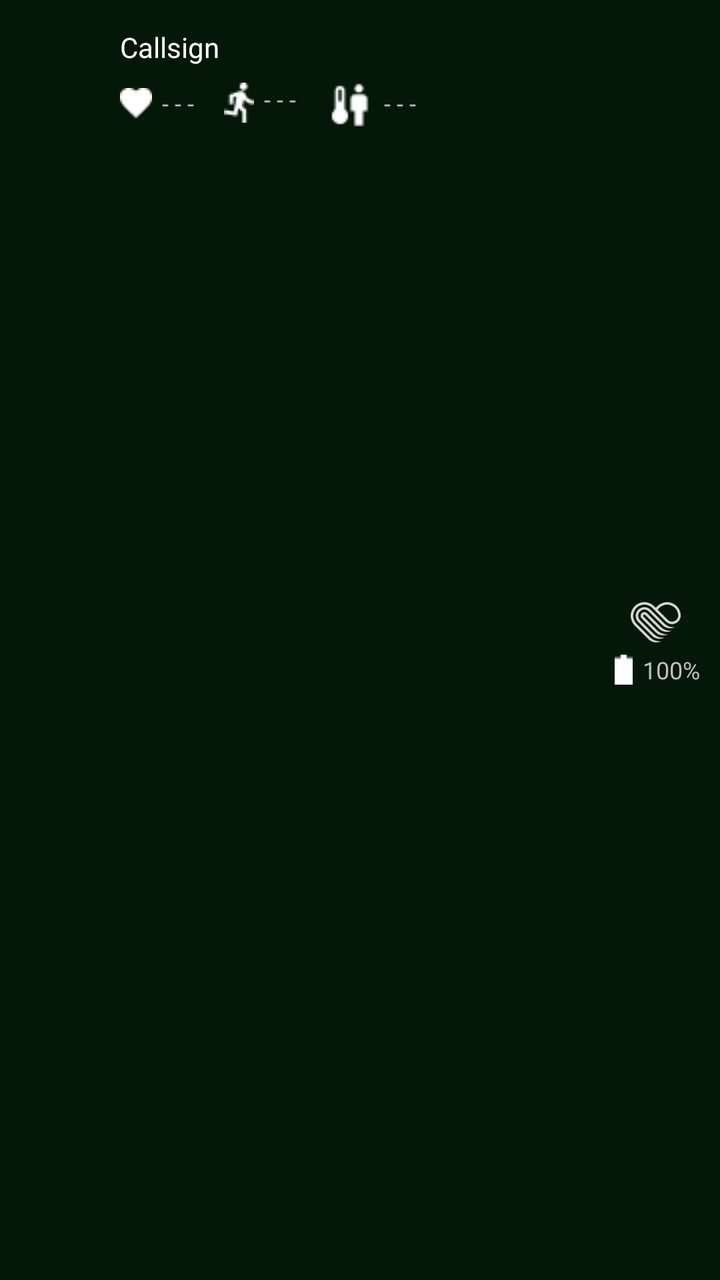
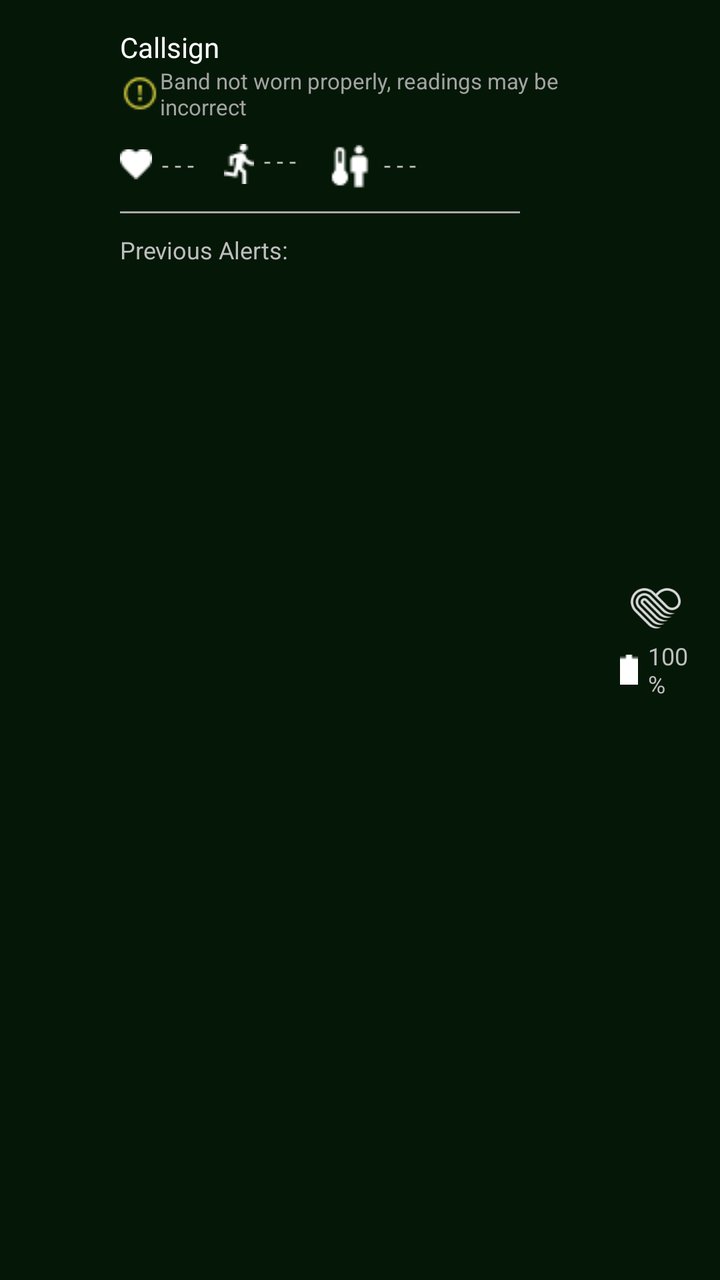

An Android layout rendered at two revisions. The XML below is the earlier revision; the diff shows what the commit changed to produce the second picture.
<!-- AndroidManifest.xml: application theme AppTheme -->
<!-- res/layout/custom_group_view.xml -->
<?xml version="1.0" encoding="utf-8"?>
<LinearLayout
    xmlns:android="http://schemas.android.com/apk/res/android"
    xmlns:tools="http://schemas.android.com/tools"
    android:layout_width="match_parent"
    android:layout_height="wrap_content"
    android:orientation="horizontal"
    android:paddingVertical="10dp"
    tools:ignore="UselessParent"
    android:background="@color/greenbg"
    style="@style/AppTheme">

    <ImageView
        android:id="@+id/alertIcon"
        android:layout_width="25dp"
        android:layout_height="25dp"
        android:layout_marginStart="25dp"
        android:layout_marginEnd="10dp"
        android:src="@drawable/danger"
        tools:ignore="ContentDescription"
        android:layout_gravity="center_vertical"
        android:visibility="invisible"/>

    <LinearLayout
        android:id="@+id/nameAndAlerts"
        android:layout_width="wrap_content"
        android:layout_height="wrap_content"
        android:orientation="vertical"
        android:layout_marginTop="4dp">

        <TextView
            android:id="@+id/textCallsign"
            android:layout_width="wrap_content"
            android:layout_height="wrap_content"
            android:textSize="14sp"
            android:text="Callsign"
            android:textColor="@color/white"
            tools:ignore="RtlHardcoded"/>

        <TextView
            android:id="@+id/textisFalsePositive"
            android:layout_width="wrap_content"
            android:layout_height="wrap_content"
            android:textSize="13sp"
            android:text="Band not worn properly, readings may be incorrect"
            android:textColor="@color/light_gray"
            tools:ignore="RtlHardcoded"
            android:paddingBottom="7dp"
            android:drawableStart="@drawable/isfalsepositive"
            android:visibility = "gone"/>

        <TextView
            android:id="@+id/textLastConnected"
            android:layout_width="wrap_content"
            android:layout_height="wrap_content"
            android:textSize="13sp"
            android:text="Last connected X minutes ago"
            android:textColor="@color/light_gray"
            tools:ignore="RtlHardcoded"
            android:paddingBottom="7dp"
            android:visibility="gone"/>

        <LinearLayout
            android:id="@+id/healthData"
            android:layout_width="wrap_content"
            android:layout_height="wrap_content"
            android:gravity="center_vertical"
            android:paddingTop="5dp">

            <TextView
                android:id="@+id/textHeartRate"
                android:layout_width="wrap_content"
                android:layout_height="wrap_content"
                android:textSize="12sp"
                tools:ignore="RtlHardcoded"
                android:text="- - -"
                android:layout_marginEnd="15dp"
                android:drawableStart="@drawable/heartrate"
                android:drawablePadding="5dp"/>

            <TextView
                android:id="@+id/textExertion"
                android:layout_width="wrap_content"
                android:layout_height="wrap_content"
                android:textSize="12sp"
                tools:ignore="RtlHardcoded"
                android:text="- - -"
                android:layout_marginEnd="15dp"
                android:drawableStart="@drawable/exertion"
                android:drawablePadding="5dp"/>

            <TextView
                android:id="@+id/textCoreBodyTemp"
                android:layout_width="wrap_content"
                android:layout_height="wrap_content"
                android:drawableStart="@drawable/corebodytemp"
                android:text="- - -"
                android:textSize="12sp"
                android:gravity="center_vertical"
                tools:ignore="RtlHardcoded"
                android:drawablePadding="0dp"/>
        </LinearLayout>

        <RelativeLayout
            android:id="@+id/expandedHealthData"
            android:layout_width="wrap_content"
            android:layout_height="wrap_content"
            android:layout_marginTop="3dp"
            android:gravity="center_vertical"
            android:visibility="gone">

            <TextView
                android:id="@+id/textCaloricBurnRate"
                android:layout_width="wrap_content"
                android:layout_height="wrap_content"
                android:textSize="12sp"
                tools:ignore="RtlHardcoded"
                android:text="- - -"
                android:layout_marginEnd="15dp"
                android:drawableStart="@drawable/calories"
                android:drawablePadding="5dp"/>

            <TextView
                android:id="@+id/textHrlv"
                android:layout_width="wrap_content"
                android:layout_height="wrap_content"
                android:textSize="12sp"
                tools:ignore="RtlHardcoded"
                android:text="- - -"
                android:layout_marginEnd="15dp"
                android:drawableStart="@drawable/hrlv"
                android:drawablePadding="5dp"
                android:layout_toEndOf="@id/textCaloricBurnRate"/>

            <TextView
                android:id="@+id/textVo2"
                android:layout_width="wrap_content"
                android:layout_height="wrap_content"
                android:drawableStart="@drawable/vo2"
                android:text="- - -"
                android:textSize="12sp"
                tools:ignore="RtlHardcoded"
                android:layout_marginEnd="15dp"
                android:drawablePadding="5dp"
                android:layout_toEndOf="@id/textHrlv"/>

            <TextView
                android:id="@+id/textHrv"
                android:layout_width="wrap_content"
                android:layout_height="wrap_content"
                android:drawableStart="@drawable/hrv"
                android:text="- - -"
                android:textSize="12sp"
                tools:ignore="RtlHardcoded"
                android:drawablePadding="5dp"
                android:layout_marginTop="3dp"
                android:layout_below="@id/textCaloricBurnRate"/>
        </RelativeLayout>

    </LinearLayout>

    <RelativeLayout
        android:layout_width="wrap_content"
        android:layout_height="wrap_content"
        android:layout_gravity="center_vertical"
        android:layout_marginEnd="10dp"
        android:orientation="vertical">

        <ImageView
            android:id="@+id/iconWearableLogo"
            android:layout_width="30dp"
            android:layout_height="30dp"
            android:src="@drawable/biostrap"
            android:layout_marginEnd="7dp"
            android:layout_alignParentEnd="true"/>

        <TextView
            android:id="@+id/textBattery"
            android:layout_width="wrap_content"
            android:layout_height="wrap_content"
            android:textSize="12sp"
            android:text="100%"
            tools:ignore="RtlHardcoded"
            android:layout_below="@id/iconWearableLogo"
            android:layout_alignParentEnd="true"
            android:drawableStart="@drawable/battery"
            android:drawablePadding="5dp"/>


    </RelativeLayout>





</LinearLayout>
<!-- resources referenced by this layout -->
<resources>
  <color name="greenbg">#202BB73B</color>
  <color name="light_gray">#A3A3A3</color>
  <color name="white">#ffffff</color>
  <!-- drawable battery: png bitmap (drawable, 158 bytes) -->
  <!-- drawable biostrap: png bitmap (drawable, 9869 bytes) -->
  <!-- drawable calories: png bitmap (drawable, 372 bytes) -->
  <!-- drawable corebodytemp: png bitmap (drawable, 384 bytes) -->
  <!-- drawable danger: png bitmap (drawable, 1175 bytes) -->
  <!-- drawable exertion: png bitmap (drawable, 350 bytes) -->
  <!-- drawable heartrate: png bitmap (drawable, 255 bytes) -->
  <!-- drawable hrlv: png bitmap (drawable, 381 bytes) -->
  <!-- drawable hrv: png bitmap (drawable, 371 bytes) -->
  <!-- drawable isfalsepositive: png bitmap (drawable, 552 bytes) -->
  <!-- drawable vo2: png bitmap (drawable, 362 bytes) -->
  <style name="AppTheme" parent="@android:style/Theme.Holo">
          <item name="android:buttonStyle">@android:style/Widget.Button</item>
          <item name="android:imageButtonStyle">@android:style/Widget.Button</item>
          <item name="android:buttonStyleToggle">@android:style/Widget.Button</item>
          <item name="android:spinnerStyle">@style/ATAKSpinner</item>
          <item name="android:spinnerItemStyle">@style/ATAKSpinnerItem</item>
          <item name="android:editTextStyle">@style/ATAKEditText</item>
      </style>
  <style name="ATAKSpinner" parent="@android:style/Widget.Spinner">
          <item name="android:spinnerMode">dialog</item>
      </style>
  <style name="ATAKSpinnerItem" parent="@style/AppTheme">
          <item name="android:textColor">@android:color/black</item>
      </style>
  <style name="ATAKEditText" parent="@android:style/Widget.EditText">
          
          
  
          
          <item name="android:imeOptions">flagNoFullscreen</item>
      </style>
</resources>

<!-- the commit's change to res/layout/custom_group_view.xml (unified diff, before → after) -->
@@ -39,15 +39,15 @@
 
         <TextView
             android:id="@+id/textisFalsePositive"
-            android:layout_width="wrap_content"
-            android:layout_height="wrap_content"
-            android:textSize="13sp"
+            android:layout_width="250dp"
+            android:layout_height="wrap_content"
+            android:textSize="11sp"
             android:text="Band not worn properly, readings may be incorrect"
             android:textColor="@color/light_gray"
             tools:ignore="RtlHardcoded"
-            android:paddingBottom="7dp"
+            android:paddingBottom="3dp"
             android:drawableStart="@drawable/isfalsepositive"
-            android:visibility = "gone"/>
+            android:visibility = "visible"/>
 
         <TextView
             android:id="@+id/textLastConnected"
@@ -156,6 +156,26 @@
                 android:layout_marginTop="3dp"
                 android:layout_below="@id/textCaloricBurnRate"/>
         </RelativeLayout>
+
+        <LinearLayout
+            android:layout_width="wrap_content"
+            android:layout_height="wrap_content"
+            android:id="@+id/previousAlert"
+            android:layout_marginTop="10dp"
+            android:orientation="vertical">
+            <View
+                android:layout_width="200dp"
+                android:layout_height="1dp"
+                android:background="@android:color/darker_gray"/>
+
+            <TextView
+                android:layout_width="wrap_content"
+                android:layout_height="wrap_content"
+                android:text="Previous Alerts:"
+                android:textSize="12sp"
+                android:layout_marginTop="10dp"/>
+
+        </LinearLayout>
 
     </LinearLayout>
 
